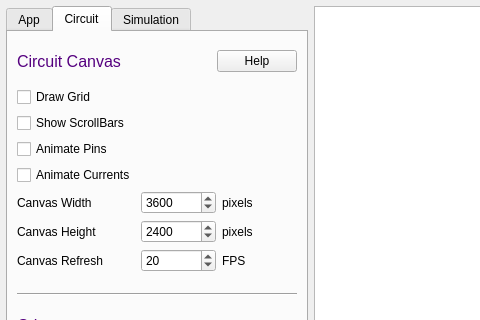
First picture: the form in src/gui/appdialogs/appdialog.ui, repository josuemoraisgh/SimulIDE-dev, before the edit; both pictures show x 0 to 480 and y 0 to 320 of the 673 by 500 pixel window.
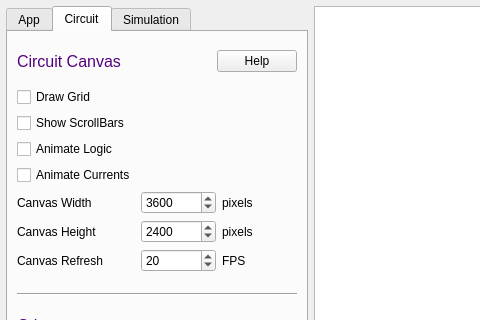
Second picture: the form after the edit. The open tabs and pages were chosen to show the change.

Commit message: Change "Animate Pins" to "Animate Logic".

The edit to the form file:
```diff
--- a/src/gui/appdialogs/appdialog.ui
+++ b/src/gui/appdialogs/appdialog.ui
@@ -492,7 +492,7 @@
          <item>
           <widget class="QCheckBox" name="animate_pins">
            <property name="text">
-            <string>Animate Pins</string>
+            <string>Animate Logic</string>
            </property>
           </widget>
          </item>
```
Left out of the diff: 4 changed lines with no effect on the pictures. The commit also changes 10 other files.
